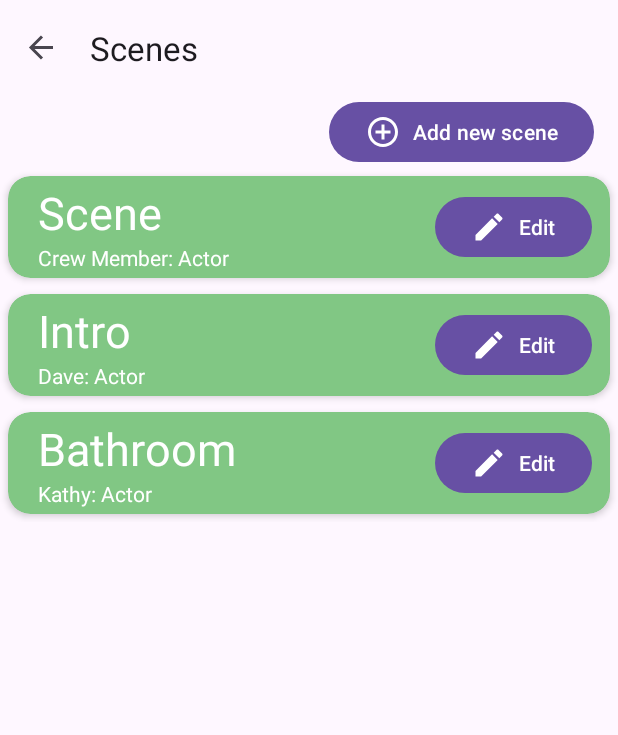
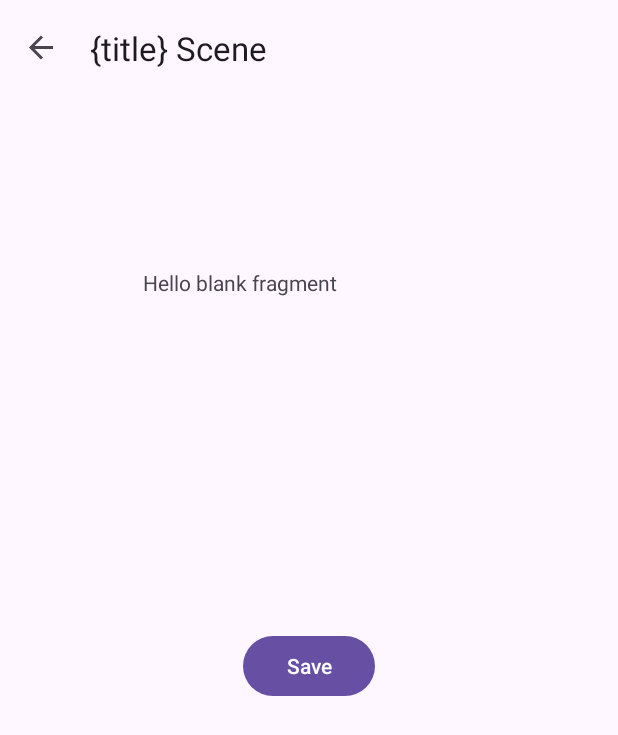
Before and after one commit to konmaz/Android_FilmTime, an Android app: the ScenesFragment screen opened through its navigation route, after a tap on "Add new scene", on a phone screen of 412 x 824 dp. Shown: the top 735 px of the screen. Run offline under Robolectric (Android 15) with nearby library versions, the phone set to English and light mode, and no system bars; our stand-ins replace navigation-ui.

Commit message:
Added Database, added new editing/adding fragment to allow the user to add or edit a scene

```diff
--- /dev/null
+++ b/app/src/main/java/gr/auth/csd/filmtime/EditorScene.java
@@ -0,0 +1,86 @@
+package gr.auth.csd.filmtime;
+
+import android.os.Bundle;
+
+import androidx.annotation.NonNull;
+import androidx.annotation.Nullable;
+import androidx.appcompat.app.AppCompatActivity;
+import androidx.fragment.app.Fragment;
+import androidx.navigation.Navigation;
+
+import android.util.Log;
+import android.view.LayoutInflater;
+import android.view.View;
+import android.view.ViewGroup;
+import android.widget.Button;
+
+import java.util.Objects;
+
+/**
+ * A simple {@link Fragment} subclass.
+ * Use the {@link EditorScene#newInstance} factory method to
+ * create an instance of this fragment.
+ */
+public class EditorScene extends Fragment {
+
+    private Button saveButton;
+
+    // TODO: Rename parameter arguments, choose names that match
+    // the fragment initialization parameters, e.g. ARG_ITEM_NUMBER
+    private static final String ARG_PARAM1 = "scene_id";
+
+    // TODO: Rename and change types of parameters
+    private long parameter_scene_id = -1;
+
+    public EditorScene() {
+        // Required empty public constructor
+    }
+
+    /**
+     * Use this factory method to create a new instance of
+     * this fragment using the provided parameters.
+     *
+     * @param param1 Parameter 1.
+     * @return A new instance of fragment EditorScene.
+     */
+    // TODO: Rename and change types and number of parameters
+    public static EditorScene newInstance(long param1) {
+        EditorScene fragment = new EditorScene();
+        Bundle args = new Bundle();
+        args.putLong(ARG_PARAM1, param1);
+        fragment.setArguments(args);
+        return fragment;
+    }
+
+    @Override
+    public void onCreate(Bundle savedInstanceState) {
+        super.onCreate(savedInstanceState);
+        Log.d("myCustom", "onCreate: called");
+        if (getArguments() != null) {
+            parameter_scene_id = getArguments().getLong(ARG_PARAM1);
+        }
+    }
+
+    @Override
+    public View onCreateView(LayoutInflater inflater, ViewGroup container,
+                             Bundle savedInstanceState) {
+        Log.d("myCustom", "onCreateView: called");
+        // Inflate the layout for this fragment
+        Log.d("myCustom", "onViewCreated: called also " + parameter_scene_id);
+        return inflater.inflate(R.layout.fragment_editor_scene, container, false);
+    }
+
+    @Override
+    public void onViewCreated(@NonNull View view, @Nullable Bundle savedInstanceState) {
+
+        saveButton = view.findViewById(R.id.save);
+
+        saveButton.setOnClickListener(new View.OnClickListener() {
+            @Override
+            public void onClick(View v) {
+                Navigation.findNavController(v).navigate(R.id.action_editorScene_to_ScenesFragment);
+            }
+        });
+        super.onViewCreated(view, savedInstanceState);
+    }
+}
--- a/app/src/main/java/gr/auth/csd/filmtime/ScenesFragment.java
+++ b/app/src/main/java/gr/auth/csd/filmtime/ScenesFragment.java
@@ -8,6 +8,7 @@ import android.widget.Button;
 
 import androidx.annotation.NonNull;
 import androidx.fragment.app.Fragment;
+import androidx.navigation.Navigation;
 import androidx.recyclerview.widget.LinearLayoutManager;
 import androidx.recyclerview.widget.RecyclerView;
 
@@ -16,6 +17,7 @@ import java.util.Arrays;
 
 import gr.auth.csd.filmtime.databinding.FragmentScenesBinding;
 import gr.auth.csd.filmtime.helpers.CrewMember;
+import gr.auth.csd.filmtime.helpers.Database;
 import gr.auth.csd.filmtime.helpers.Scene;
 
 public class ScenesFragment extends Fragment {
@@ -35,36 +37,43 @@ public class ScenesFragment extends Fragment {
     @Override
     public void onViewCreated(@NonNull View view, Bundle savedInstanceState) {
         super.onViewCreated(view, savedInstanceState);
+        Database dbHandler = new Database(getContext());
+//        dbHandler.createScene(new Scene());
+        dbHandler.debug_open_database_and_dont_close_it();
+
 
         recyclerView = view.findViewById(R.id.recycler_scenes);
         addButton = view.findViewById(R.id.add_new_scene);
 
-        ArrayList<CrewMember> crewmembers1 = new ArrayList<CrewMember>(Arrays.asList(
-                new CrewMember("Dave", "Actor"), new CrewMember("John", "Camera")));
-
-        ArrayList<CrewMember> crewmembers2 = new ArrayList<CrewMember>(Arrays.asList(
-                new CrewMember("Kathy", "Actor"), new CrewMember("John", "Camera")));
-
-        ArrayList<ArrayList<CrewMember>> crews1 = new ArrayList<ArrayList<CrewMember>>();
-        crews1.add(crewmembers1);
-        crews1.add(crewmembers2);
-
-        ArrayList<Scene> scenes1 = new ArrayList<Scene>(Arrays.asList(
-                new Scene("Intro", crews1.get(0)),
-                new Scene("Bathroom", crews1.get(1))));
+//        ArrayList<CrewMember> crewmembers1 = new ArrayList<CrewMember>(Arrays.asList(
+//                new CrewMember(1,"Dave", "Actor"), new CrewMember(1,"John", "Camera")));
+//
+//        ArrayList<CrewMember> crewmembers2 = new ArrayList<CrewMember>(Arrays.asList(
+//                new CrewMember(1,"Kathy", "Actor"), new CrewMember(1,"John", "Camera")));
+//
+//        ArrayList<ArrayList<CrewMember>> crews1 = new ArrayList<ArrayList<CrewMember>>();
+//        crews1.add(crewmembers1);
+//        crews1.add(crewmembers2);
+//
+//        ArrayList<Scene> scenes1 = new ArrayList<Scene>(Arrays.asList(
+//                new Scene("Intro", crews1.get(0)),
+//                new Scene("Bathroom", crews1.get(1))));
 
         layoutManager = new LinearLayoutManager(requireContext());
         recyclerView.setLayoutManager(layoutManager);
 
-        adapter = new RecyclerAdapterScene(scenes1);
+        adapter = new RecyclerAdapterScene(dbHandler.getScenes());
         recyclerView.setAdapter(adapter);
         recyclerView.setLayoutManager(new LinearLayoutManager(requireContext()));
 
         addButton.setOnClickListener(new View.OnClickListener() {
             @Override
             public void onClick(View v) {
-                scenes1.add(0, new Scene());
-                adapter.notifyItemInserted(0);
+                Bundle args = new Bundle();
+                args.putString("title", "Add"); // this changed the top bar title
+                Navigation.findNavController(v).navigate(R.id.action_ScenesFragment_to_editorScene, args);
+
+
             }
         });
     }
--- a/app/src/main/java/gr/auth/csd/filmtime/helpers/CrewMember.java
+++ b/app/src/main/java/gr/auth/csd/filmtime/helpers/CrewMember.java
@@ -1,10 +1,15 @@
 package gr.auth.csd.filmtime.helpers;
 
-public class CrewMember {
+import java.io.Serializable;
+
+public class CrewMember implements Serializable {
+    private long ID; // used for database
     private String name;
+
     private String job;
 
-    public CrewMember(String name, String job){
+    public CrewMember(long ID,String name, String job){
+        this.ID = ID;
         this.name = name;
         this.job = job;
     }
@@ -12,6 +17,10 @@ public class CrewMember {
     public CrewMember(){
         name = "Crew Member";
         job = "Actor";
+    }
+
+    public long getID() {
+        return ID;
     }
 
     public void setName(String name){
--- /dev/null
+++ b/app/src/main/res/layout/fragment_editor_scene.xml
@@ -0,0 +1,29 @@
+<?xml version="1.0" encoding="utf-8"?>
+<androidx.constraintlayout.widget.ConstraintLayout xmlns:android="http://schemas.android.com/apk/res/android"
+    xmlns:app="http://schemas.android.com/apk/res-auto"
+    xmlns:tools="http://schemas.android.com/tools"
+    android:layout_width="match_parent"
+    android:layout_height="match_parent">
+
+    <!-- TODO: Update blank fragment layout -->
+
+    <TextView
+        android:layout_width="222dp"
+        android:layout_height="127dp"
+        android:text="@string/hello_blank_fragment"
+        app:layout_constraintBottom_toTopOf="@+id/save"
+        app:layout_constraintEnd_toEndOf="parent"
+        app:layout_constraintStart_toStartOf="parent"
+        app:layout_constraintTop_toTopOf="parent" />
+
+    <Button
+        android:id="@+id/save"
+        android:layout_width="wrap_content"
+        android:layout_height="wrap_content"
+        android:text="Save"
+        app:layout_constraintBottom_toBottomOf="parent"
+        app:layout_constraintEnd_toEndOf="parent"
+        app:layout_constraintStart_toStartOf="parent"
+        app:layout_constraintTop_toTopOf="parent" />
+
+</androidx.constraintlayout.widget.ConstraintLayout>
--- a/app/src/main/res/navigation/nav_graph.xml
+++ b/app/src/main/res/navigation/nav_graph.xml
@@ -24,5 +24,22 @@
         <action
             android:id="@+id/action_SecondFragment_to_FirstFragment"
             app:destination="@id/HomeFragment" />
+        <action
+            android:id="@+id/action_ScenesFragment_to_editorScene"
+            app:destination="@id/editorScene" />
+    </fragment>
+    <fragment
+        android:id="@+id/editorScene"
+        android:name="gr.auth.csd.filmtime.EditorScene"
+        android:label="{title} Scene"
+        tools:layout="@layout/fragment_editor_scene" >
+        <argument
+            android:name="title"
+            app:argType="string" />
+        <action
+            android:id="@+id/action_editorScene_to_ScenesFragment"
+            app:destination="@id/ScenesFragment"
+            app:popUpTo="@+id/ScenesFragment"
+            app:popUpToInclusive="true"/>
     </fragment>
 </navigation>
--- a/app/src/main/res/values/strings.xml
+++ b/app/src/main/res/values/strings.xml
@@ -52,4 +52,6 @@
     <string name="introduction">With this app you can manage you Film Schedule, you can import your Actors in the ASSETS page, import your scenes in SCENES, and get an overview in calendar.</string>
     <string name="calendar">Calendar</string>
     <string name="assets">Assets</string>
+    <!-- TODO: Remove or change this placeholder text -->
+    <string name="hello_blank_fragment">Hello blank fragment</string>
 </resources>
```
Also changed, not shown: app/src/main/java/gr/auth/csd/filmtime/RecyclerAdapterScene.java (+44 -11 lines), app/src/main/java/gr/auth/csd/filmtime/helpers/Database.java (added, +161 -0 lines), app/src/main/java/gr/auth/csd/filmtime/helpers/Scene.java (+19 -1 lines).
